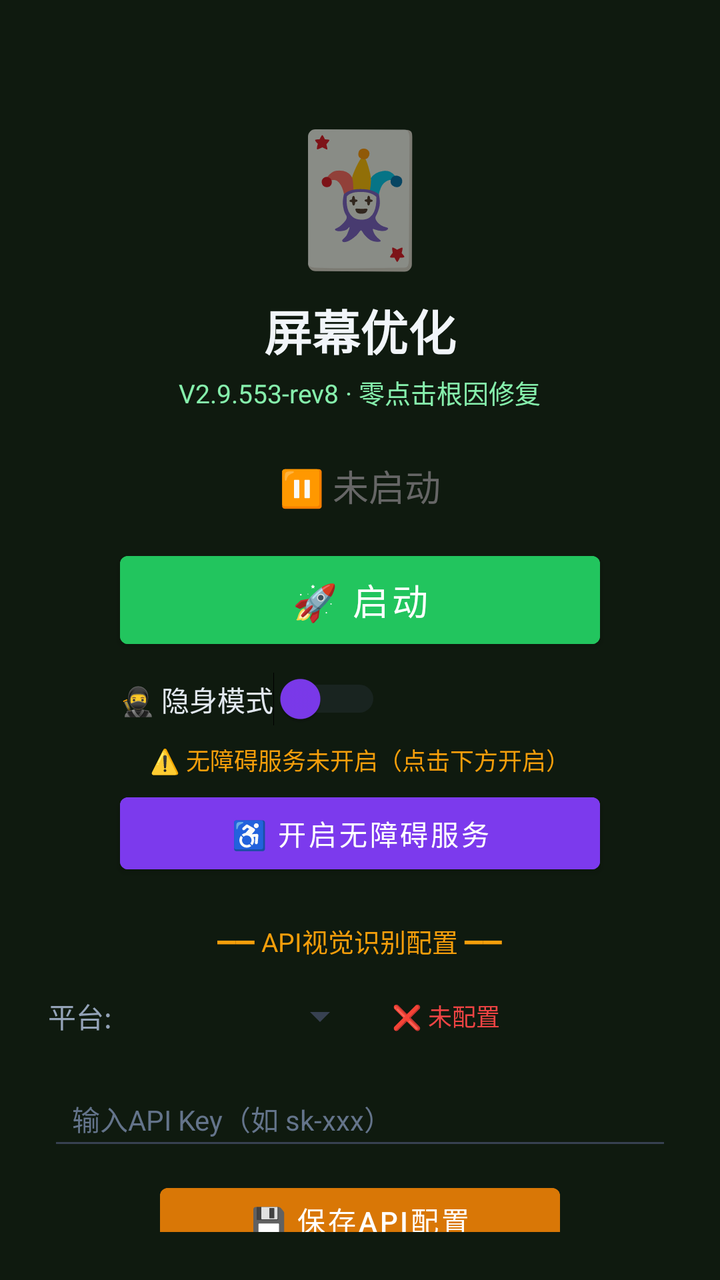
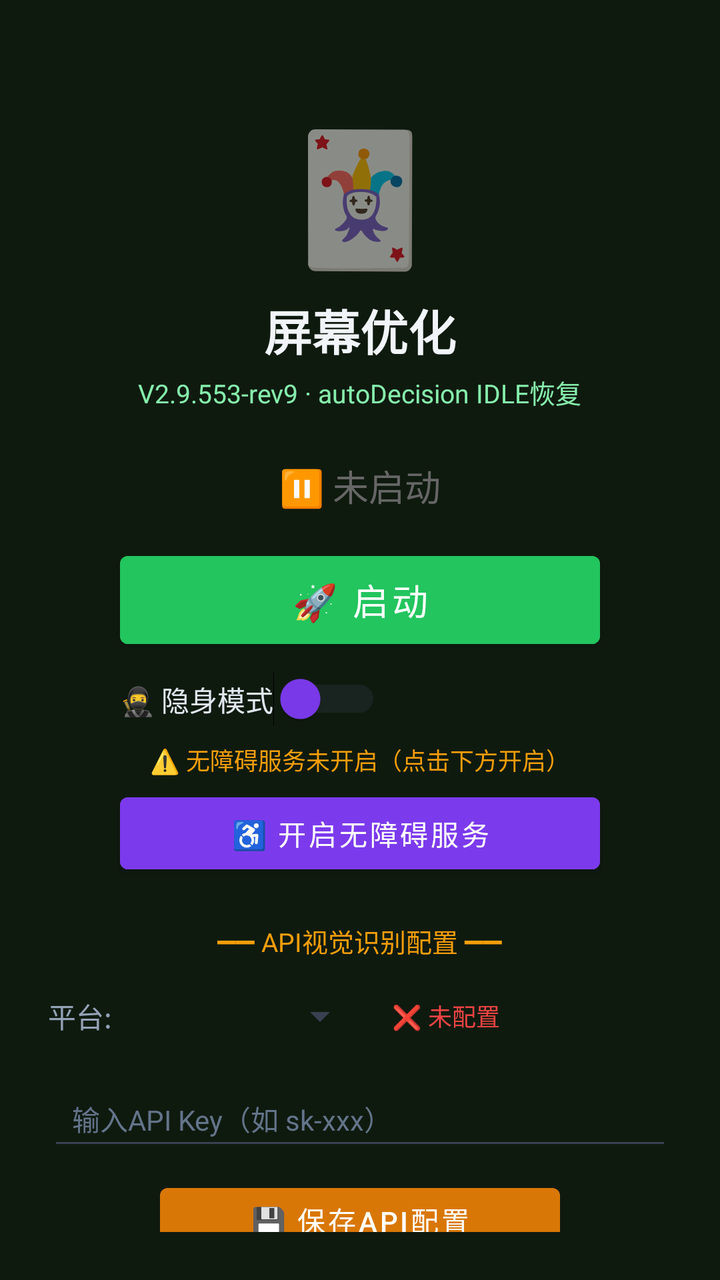

The first picture is an Android layout as it rendered before a commit; the second is the same layout after the commit. The layout source and the unified diff follow.
<!-- AndroidManifest.xml: activity theme Theme.MjScreenshot -->
<!-- res/layout/activity_main.xml -->
<?xml version="1.0" encoding="utf-8"?>
<LinearLayout xmlns:android="http://schemas.android.com/apk/res/android"
    android:layout_width="match_parent"
    android:layout_height="match_parent"
    android:orientation="vertical"
    android:background="#0f1a0f"
    android:padding="24dp"
    android:gravity="center_horizontal">

    <TextView
        android:layout_width="wrap_content"
        android:layout_height="wrap_content"
        android:text="🃏"
        android:textSize="64sp"
        android:layout_marginTop="30dp" />

    <TextView
        android:layout_width="wrap_content"
        android:layout_height="wrap_content"
        android:text="屏幕优化"
        android:textSize="24sp"
        android:textColor="#f1f5f9"
        android:textStyle="bold"
        android:layout_marginTop="8dp" />

    <TextView
        android:layout_width="wrap_content"
        android:layout_height="wrap_content"
        android:text="V2.9.553-rev8 · 零点击根因修复"
        android:textSize="13sp"
        android:textColor="#86efac"
        android:layout_marginTop="4dp" />

    <TextView
        android:id="@+id/tvStatus"
        android:layout_width="wrap_content"
        android:layout_height="wrap_content"
        android:text="⏸ 未启动"
        android:textSize="18sp"
        android:textColor="#666666"
        android:layout_marginTop="24dp" />

    <Button
        android:id="@+id/btnStart"
        android:layout_width="240dp"
        android:layout_height="56dp"
        android:text="🚀 启动"
        android:textSize="18sp"
        android:textColor="#ffffff"
        android:backgroundTint="#22c55e"
        android:layout_marginTop="16dp" />

    <Button
        android:id="@+id/btnHelper"
        android:layout_width="240dp"
        android:layout_height="56dp"
        android:text="🃏 打开智囊"
        android:textSize="16sp"
        android:textColor="#ffffff"
        android:backgroundTint="#16a34a"
        android:layout_marginTop="12dp"
        android:visibility="gone" />

    
    <LinearLayout
        android:layout_width="240dp"
        android:layout_height="wrap_content"
        android:orientation="horizontal"
        android:gravity="center_vertical"
        android:layout_marginTop="8dp">

        <Switch
            android:id="@+id/switchStealth"
            android:layout_width="wrap_content"
            android:layout_height="wrap_content"
            android:text="🥷 隐身模式"
            android:textColor="#e2e8f0"
            android:textSize="14sp"
            android:thumbTint="#7c3aed"
            android:trackTint="#374151" />
    </LinearLayout>

    <TextView
        android:id="@+id/tvAccessibilityStatus"
        android:layout_width="wrap_content"
        android:layout_height="wrap_content"
        android:text="⚠️ 无障碍服务未开启（点击下方开启）"
        android:textSize="12sp"
        android:textColor="#f59e0b"
        android:layout_marginTop="8dp"
        android:gravity="center" />

    <Button
        android:id="@+id/btnAccessibility"
        android:layout_width="240dp"
        android:layout_height="48dp"
        android:text="♿ 开启无障碍服务"
        android:textSize="14sp"
        android:textColor="#ffffff"
        android:backgroundTint="#7c3aed"
        android:layout_marginTop="4dp" />

    <TextView
        android:layout_width="wrap_content"
        android:layout_height="wrap_content"
        android:text="━━ API视觉识别配置 ━━"
        android:textSize="13sp"
        android:textColor="#f59e0b"
        android:layout_marginTop="20dp" />

    <LinearLayout
        android:layout_width="match_parent"
        android:layout_height="wrap_content"
        android:orientation="horizontal"
        android:layout_marginTop="8dp"
        android:gravity="center_vertical">

        <TextView
            android:layout_width="wrap_content"
            android:layout_height="wrap_content"
            android:text="平台:"
            android:textSize="14sp"
            android:textColor="#94a3b8" />

        <Spinner
            android:id="@+id/spinnerProvider"
            android:layout_width="120dp"
            android:layout_height="40dp"
            android:layout_marginStart="8dp"
            android:backgroundTint="#374151" />

        <TextView
            android:id="@+id/tvApiStatus"
            android:layout_width="wrap_content"
            android:layout_height="wrap_content"
            android:text="❌ 未配置"
            android:textSize="12sp"
            android:textColor="#ef4444"
            android:layout_marginStart="12dp" />
    </LinearLayout>

    <EditText
        android:id="@+id/etApiKey"
        android:layout_width="match_parent"
        android:layout_height="44dp"
        android:hint="输入API Key（如 sk-xxx）"
        android:textSize="14sp"
        android:textColor="#e2e8f0"
        android:textColorHint="#64748b"
        android:backgroundTint="#374151"
        android:inputType="textPassword"
        android:layout_marginTop="8dp"
        android:paddingStart="12dp"
        android:paddingEnd="12dp" />

    <Button
        android:id="@+id/btnSaveApi"
        android:layout_width="200dp"
        android:layout_height="44dp"
        android:text="💾 保存API配置"
        android:textSize="14sp"
        android:textColor="#ffffff"
        android:backgroundTint="#d97706"
        android:layout_marginTop="8dp" />

    <TextView
        android:id="@+id/tvHint"
        android:layout_width="wrap_content"
        android:layout_height="wrap_content"
        android:text="先点上方按钮启动截屏"
        android:textSize="13sp"
        android:textColor="#666666"
        android:layout_marginTop="12dp"
        android:gravity="center" />

    <TextView
        android:layout_width="wrap_content"
        android:layout_height="wrap_content"
        android:text="使用步骤：\n1. 配置API Key（支持OpenAI/通义千问VL/硅基流动）\n2. 点「开启无障碍服务」→ 开启\n3. 开启「🥷隐身模式」(反检测)\n4. 点「启动」→ 允许悬浮窗\n5. 打牌时点屏幕上的🎯悬浮球即可截屏识别\n★ 拖动悬浮球可移到不挡牌的位置 ★\n★ 长按悬浮球可展开/收起详细面板 ★\n★ 悬浮球边框颜色=建议：绿=加注 橙=跟注 红=弃牌 ★"
        android:textSize="12sp"
        android:textColor="#64748b"
        android:layout_marginTop="12dp"
        android:lineSpacingExtra="3dp" />

</LinearLayout>
<!-- resources referenced by this layout -->
<resources>
  <style name="Theme.MjScreenshot" parent="Theme.MaterialComponents.DayNight.DarkActionBar">
          <item name="colorPrimary">#1e40af</item>
          <item name="colorPrimaryVariant">#1e3a8a</item>
          <item name="colorOnPrimary">#ffffff</item>
          <item name="android:statusBarColor">#0f172a</item>
      </style>
</resources>

<!-- the commit's change to res/layout/activity_main.xml (unified diff, before → after) -->
@@ -26,7 +26,7 @@
     <TextView
         android:layout_width="wrap_content"
         android:layout_height="wrap_content"
-        android:text="V2.9.553-rev8 · 零点击根因修复"
+        android:text="V2.9.553-rev9 · autoDecision IDLE恢复"
         android:textSize="13sp"
         android:textColor="#86efac"
         android:layout_marginTop="4dp" />
